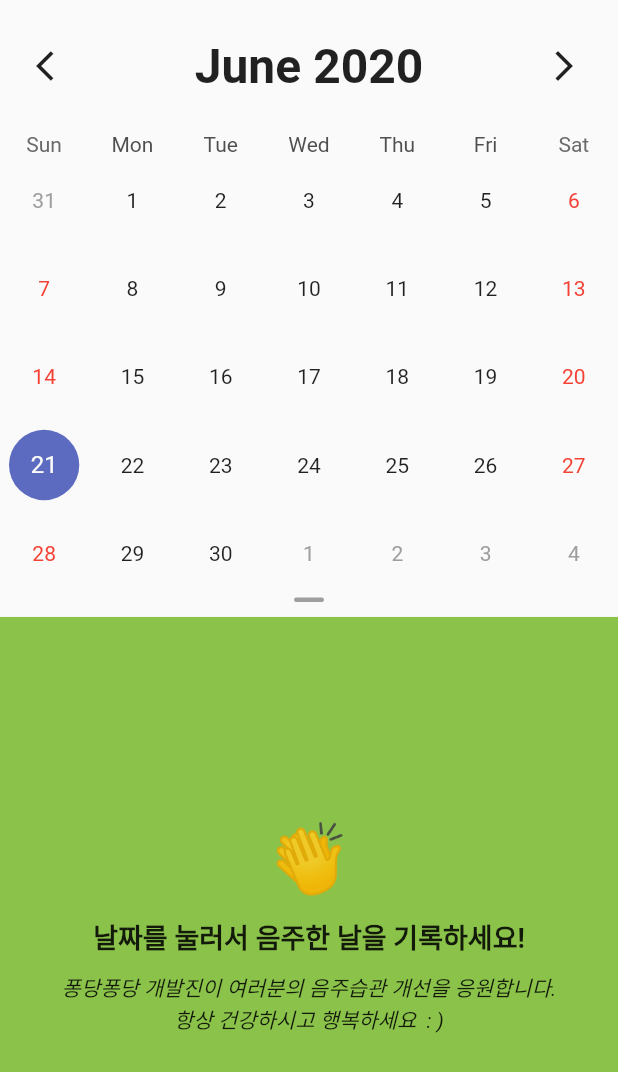
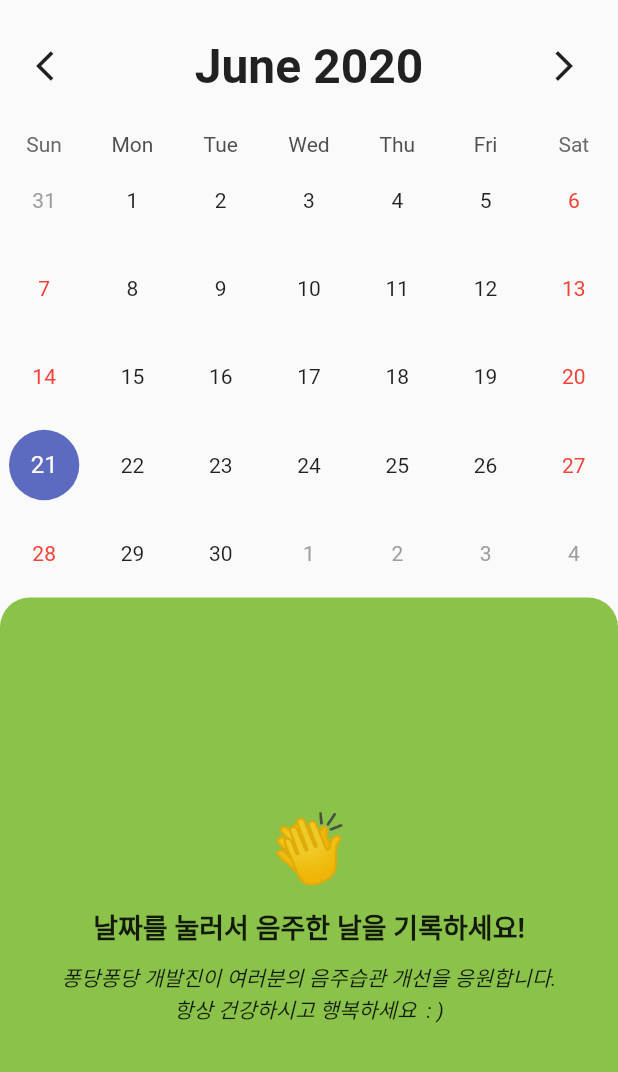
Before and after one commit to junhaddi/Pongdang, a Flutter app: the screen it shows after launch, on a phone screen of 412 x 824 dp. Shown: the top 1072 px of the screen. Run offline on Flutter 3.47's test engine with Material 2 defaults, Android fonts, the phone set to English and light mode, and no system bars; drawn by our look-alikes of table_calendar; our stand-ins replace shared_preferences; Roboto replaces fonts that are missing (NanumBarunGothic).

Commit message:
가려져 있는 마커 날짜 투명도 설정 구현

```diff
--- a/lib/screens/index_screen.dart
+++ b/lib/screens/index_screen.dart
@@ -79,12 +79,6 @@ class _IndexScreenState extends State<IndexScreen> {
                             decoration: BoxDecoration(
                               shape: BoxShape.circle,
                               color: Colors.grey,
-                              boxShadow: [
-                                BoxShadow(
-                                  color: Colors.grey,
-                                  blurRadius: 2.0,
-                                ),
-                              ],
                             ),
                             child: Center(
                               child: Text(
@@ -100,6 +94,10 @@ class _IndexScreenState extends State<IndexScreen> {
                       },
                       markersBuilder: (context, date, events, holidays) {
                         final children = <Widget>[];
+                        double opacity =
+                            date.month != _calendarController.focusedDay.month
+                                ? 0.4
+                                : 1.0;
                         if (events.isNotEmpty) {
                           children.add(
                             Center(
@@ -107,13 +105,8 @@ class _IndexScreenState extends State<IndexScreen> {
                                 height: 40.0,
                                 decoration: BoxDecoration(
                                   shape: BoxShape.circle,
-                                  color: Util.getColor(events[0]),
-                                  boxShadow: [
-                                    BoxShadow(
-                                      color: Colors.grey,
-                                      blurRadius: 2.0,
-                                    ),
-                                  ],
+                                  color: Util.getColor(events[0])
+                                      .withOpacity(opacity),
                                 ),
                                 child: Center(
                                   child: Text(
@@ -161,24 +154,19 @@ class _IndexScreenState extends State<IndexScreen> {
                       }
                     },
                   ),
-                  Container(
-                    width: 20.0,
-                    height: 3.0,
-                    decoration: BoxDecoration(
-                      color: Colors.grey,
-                      borderRadius: BorderRadius.circular(50.0),
-                    ),
-                  ),
-                  SizedBox(
-                    height: 10.0,
-                  ),
                 ],
               ),
               Expanded(
                 child: _historys.isEmpty
                     ? Container(
                         width: double.infinity,
-                        color: Colors.lightGreen,
+                        decoration: BoxDecoration(
+                          color: Colors.lightGreen,
+                          borderRadius: BorderRadius.only(
+                            topRight: Radius.circular(20.0),
+                            topLeft: Radius.circular(20.0),
+                          ),
+                        ),
                         child: Column(
                           mainAxisAlignment: MainAxisAlignment.center,
                           children: <Widget>[
@@ -214,24 +202,10 @@ class _IndexScreenState extends State<IndexScreen> {
                     : Container(
                         width: double.infinity,
                         decoration: BoxDecoration(
-                          gradient: LinearGradient(
-                              begin: Alignment.topRight,
-                              end: Alignment.bottomLeft,
-                              stops: [
-                                0.1,
-                                0.4,
-                                0.6,
-                                0.9
-                              ],
-                              colors: [
-                                Colors.yellow,
-                                Colors.red,
-                                Colors.indigo,
-                                Colors.teal
-                              ]),
+                          color: Colors.lightGreen,
                           borderRadius: BorderRadius.only(
-                            topRight: Radius.circular(30.0),
-                            topLeft: Radius.circular(30.0),
+                            topRight: Radius.circular(20.0),
+                            topLeft: Radius.circular(20.0),
                           ),
                         ),
                         child: Column(
@@ -239,12 +213,22 @@ class _IndexScreenState extends State<IndexScreen> {
                           children: <Widget>[
                             Padding(
                               padding: EdgeInsets.only(
-                                  left: 16.0, top: 24.0, bottom: 20.0),
-                              child: Text(
-                                _subtitle,
-                                style: TextStyle(
-                                  fontSize: 18.0,
-                                ),
+                                  left: 16.0,
+                                  right: 16.0,
+                                  top: 24.0,
+                                  bottom: 20.0),
+                              child: Row(
+                                mainAxisAlignment:
+                                    MainAxisAlignment.spaceBetween,
+                                children: <Widget>[
+                                  Text(
+                                    _subtitle,
+                                    style: TextStyle(
+                                      fontSize: 18.0,
+                                    ),
+                                  ),
+                                  Icon(Icons.graphic_eq),
+                                ],
                               ),
                             ),
                             Expanded(
```
